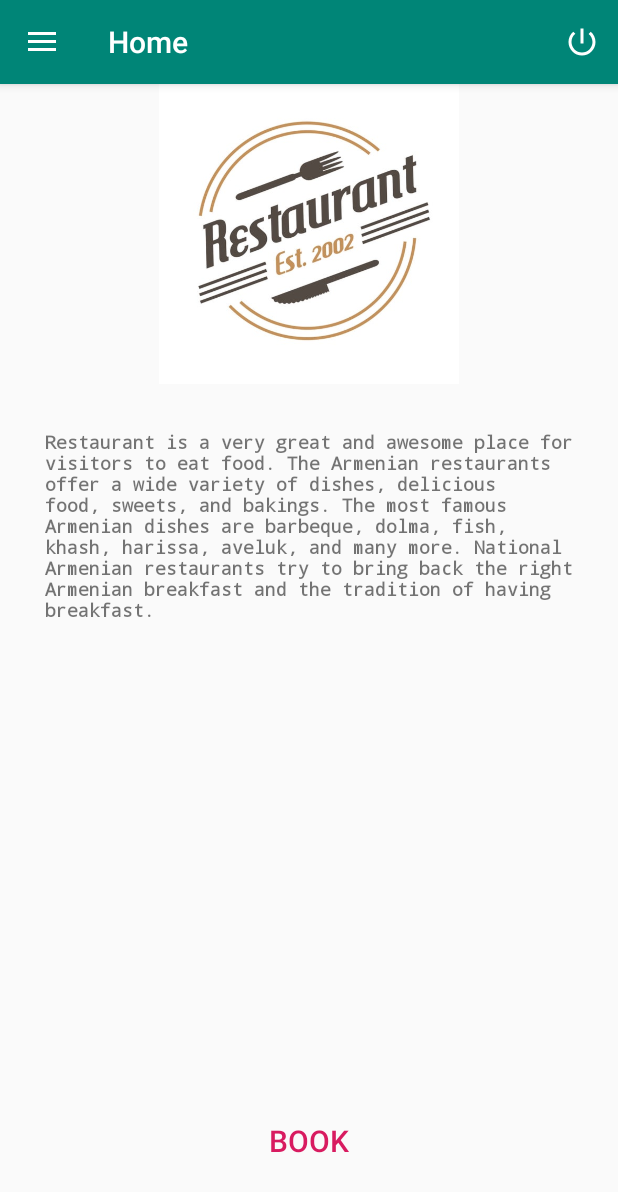
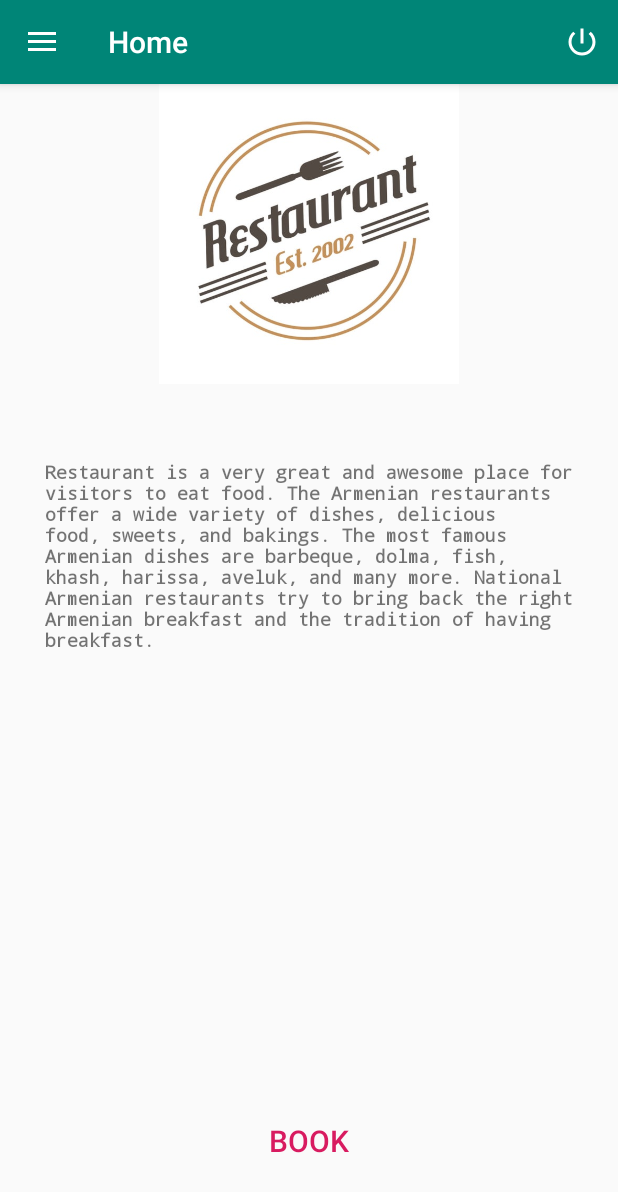
Before and after one commit to prajwalmw/RestaurantSeatBooking, an Android app: the screen it shows after launch (MainActivity), on a phone screen of 412 x 824 dp. Shown: the top 1192 px of the screen. Run offline under Robolectric (Android 15) with nearby library versions, the phone set to English and light mode, and no system bars; our stand-ins replace Firebase (no records; nobody signed in at launch, a user with empty details on screens opened directly), navigation-ui; libraries missing offline, so code that uses them is left out: com.firebase.ui; 1 statement that could not run was skipped.

Commit message:
home design

```diff
--- a/app/src/main/res/layout/fragment_home.xml
+++ b/app/src/main/res/layout/fragment_home.xml
@@ -17,7 +17,8 @@
         android:layout_height="wrap_content"
         android:text="Restaurant is a very great and awesome place for visitors to eat food. The Armenian restaurants offer a wide variety of dishes, delicious food, sweets, and bakings. The most famous Armenian dishes are barbeque, dolma, fish, khash, harissa, aveluk, and many more. National Armenian restaurants try to bring back the right Armenian breakfast and the tradition of having breakfast. "
         android:layout_below="@+id/image_resto"
-        android:layout_margin="30sp"
+        android:layout_marginTop="50dp"
+        android:layout_marginHorizontal="30dp"
         android:textStyle="bold"
         android:fontFamily="monospace"
         android:textSize="12sp"
@@ -32,6 +33,7 @@
         android:layout_marginBottom="30dp"
         android:layout_marginHorizontal="20dp"
         android:text="Book"
+        android:layout_alignBottom="@+id/text_description"
         android:textSize="20sp"
         android:paddingVertical="20dp"
         android:layout_centerInParent="true"
```
